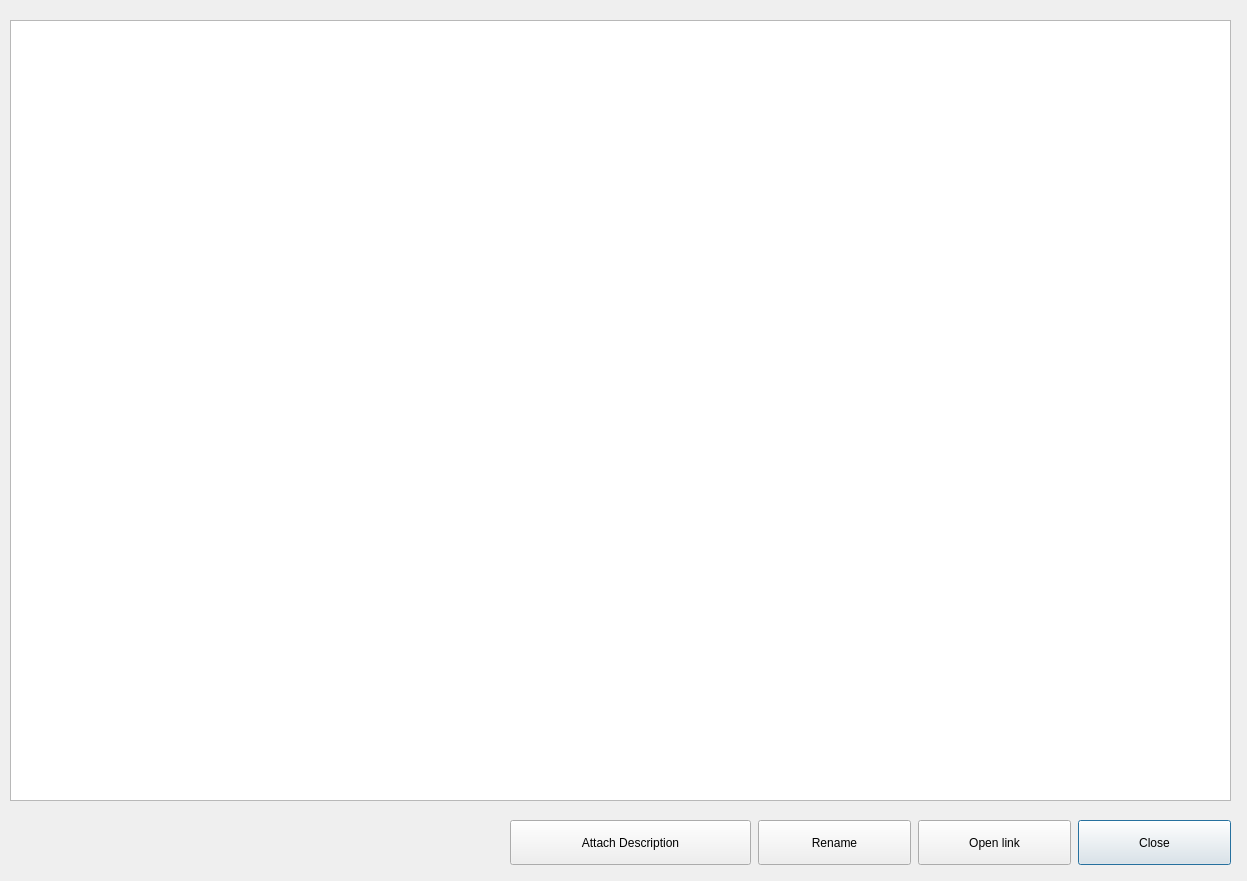
Above: ui/similars.ui from Carbonara-Project/Pepper before the change. Below: the same form after it.
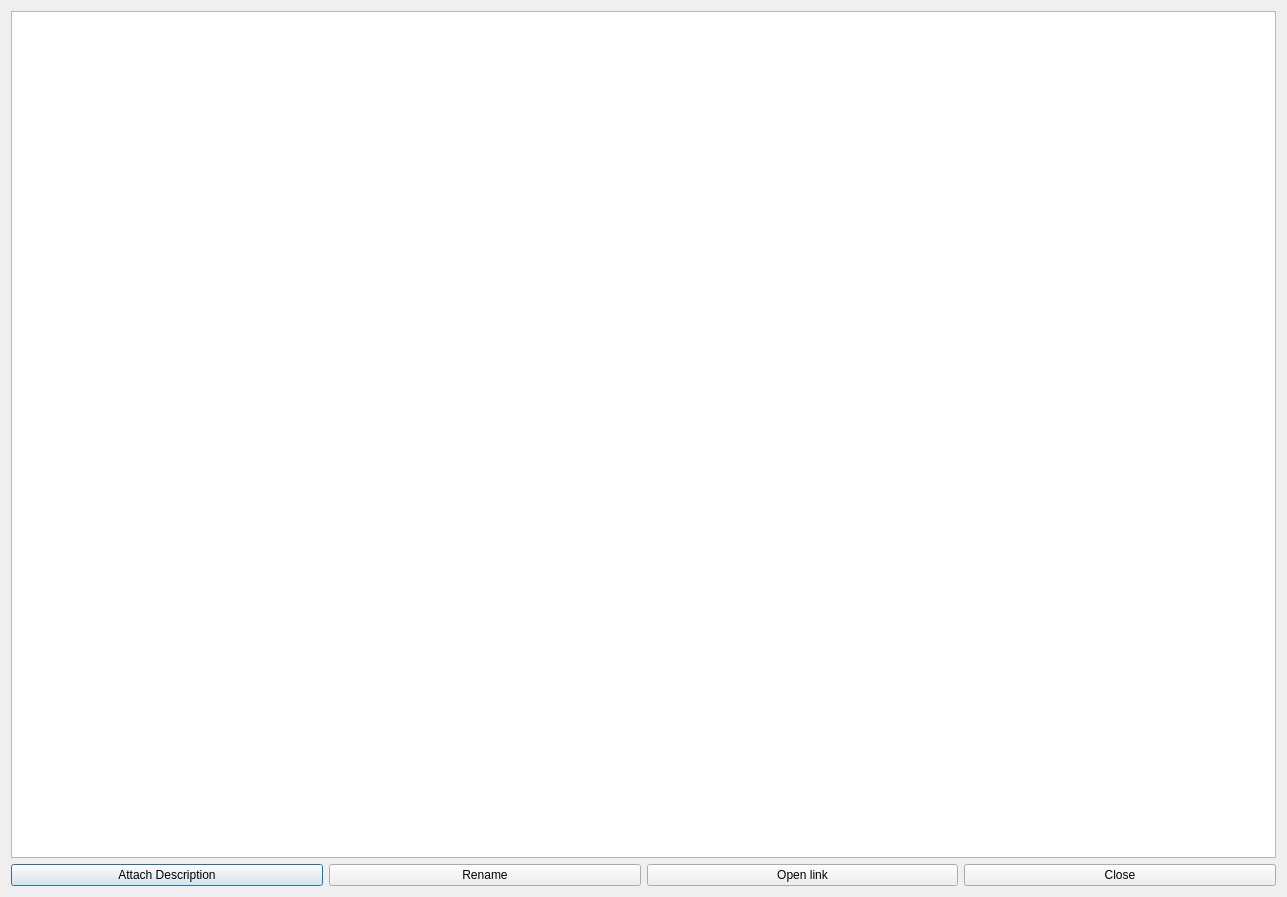
That is the form after the change.

The edit to the form file:
```diff
--- a/ui/similars.ui
+++ b/ui/similars.ui
@@ -6,75 +6,50 @@
    <rect>
     <x>0</x>
     <y>0</y>
-    <width>1247</width>
-    <height>881</height>
+    <width>1287</width>
+    <height>897</height>
    </rect>
   </property>
   <property name="windowTitle">
    <string>Dialog</string>
   </property>
-  <widget class="QPushButton" name="closeBtn">
-   <property name="geometry">
-    <rect>
-     <x>1078</x>
-     <y>820</y>
-     <width>153</width>
-     <height>45</height>
-    </rect>
-   </property>
+  <layout class="QGridLayout" name="gridLayout_2">
+   <item row="0" column="0">
+    <widget class="QTableWidget" name="tableWidget"/>
+   </item>
+   <item row="1" column="0">
+    <layout class="QGridLayout" name="gridLayout">
+     <item row="0" column="0">
+      <widget class="QPushButton" name="renameBtn_2">
    <property name="text">
-    <string>Close</string>
-   </property>
-  </widget>
+        <string>Attach Description</string>
+       </property>
+      </widget>
+     </item>
+     <item row="0" column="1">
   <widget class="QPushButton" name="renameBtn">
-   <property name="geometry">
-    <rect>
-     <x>758</x>
-     <y>820</y>
-     <width>153</width>
-     <height>45</height>
-    </rect>
-   </property>
    <property name="text">
     <string>Rename</string>
    </property>
   </widget>
+     </item>
+     <item row="0" column="2">
   <widget class="QPushButton" name="openBtn">
-   <property name="geometry">
-    <rect>
-     <x>918</x>
-     <y>820</y>
-     <width>153</width>
-     <height>45</height>
-    </rect>
-   </property>
    <property name="text">
     <string>Open link</string>
    </property>
   </widget>
-  <widget class="QPushButton" name="renameBtn_2">
-   <property name="geometry">
-    <rect>
-     <x>510</x>
-     <y>820</y>
-     <width>241</width>
-     <height>45</height>
-    </rect>
-   </property>
+     </item>
+     <item row="0" column="3">
+      <widget class="QPushButton" name="closeBtn">
    <property name="text">
-    <string>Attach Description</string>
-   </property>
-  </widget>
-  <widget class="QTableWidget" name="tableWidget">
-   <property name="geometry">
-    <rect>
-     <x>10</x>
-     <y>20</y>
-     <width>1221</width>
-     <height>781</height>
-    </rect>
-   </property>
-  </widget>
+        <string>Close</string>
+       </property>
+      </widget>
+     </item>
+    </layout>
+   </item>
+  </layout>
  </widget>
  <resources/>
  <connections/>
```
Lines whose indentation alone changed are shown as unchanged.
